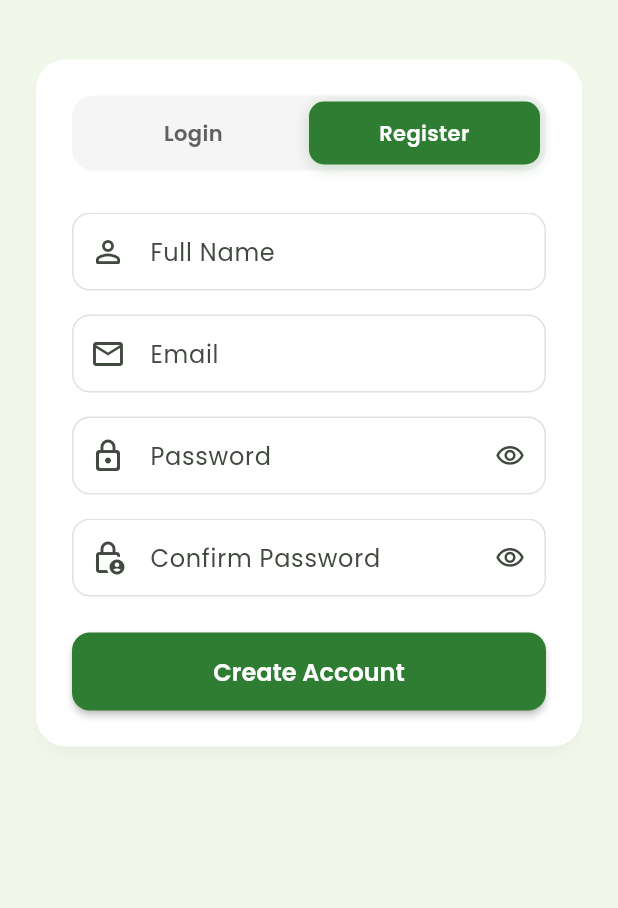
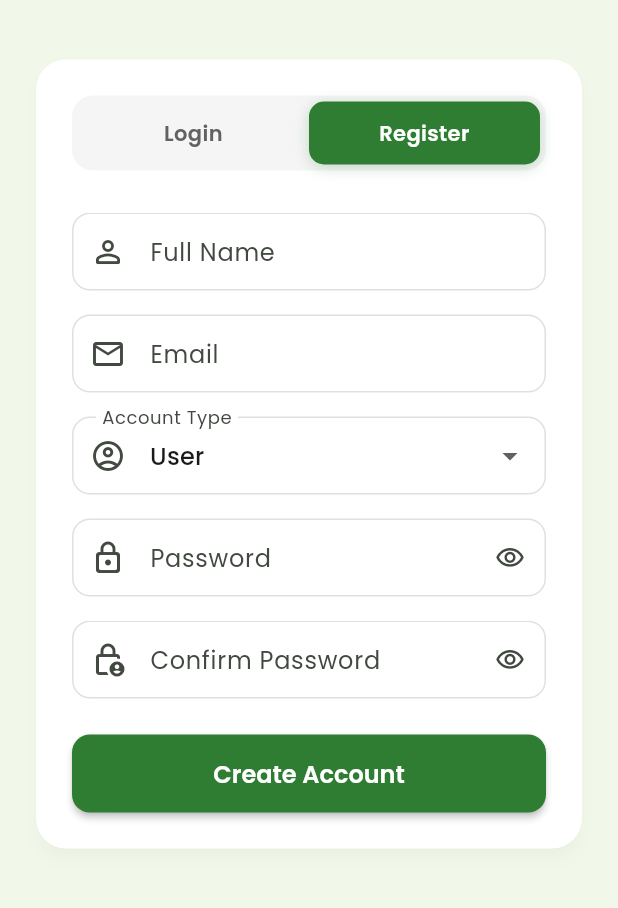
Before and after one commit to sustainictechnologies/MobileApplication, a Flutter app: the HomeScreen screen opened by its route, after a tap on the "logout" icon, after a tap on "Register", on a phone screen of 412 x 824 dp, the part 326-1234 px from its top. Run offline on Flutter 3.47's test engine with Material 3 defaults, Android fonts, the phone set to English and light mode, and no system bars; our stand-ins replace flutter_map, flutter_secure_storage, go_router, google_fonts, latlong2, local_auth; accounts and stored records are empty; network calls fail.

Commit message:
add account_type field to registration

```diff
--- a/jalad_application_1/lib/core/constants/app_constants.dart
+++ b/jalad_application_1/lib/core/constants/app_constants.dart
@@ -2,7 +2,7 @@
 /// Each developer sets their own local IP. See README for instructions.
 const String kApiBase = String.fromEnvironment(
   'API_BASE',
-  defaultValue: 'http://192.168.1.3:3000/api',
+  defaultValue: 'https://mobileapplication-y4zc.onrender.com/api',
 );
 
 class AppConstants {
--- a/jalad_application_1/lib/models/user_model.dart
+++ b/jalad_application_1/lib/models/user_model.dart
@@ -2,6 +2,7 @@ class UserModel {
   final String id;
   final String name;
   final String email;
+  final String accountType;
   final String? avatarUrl;
   final double totalLitresSaved;
   final int totalRefills;
@@ -12,6 +13,7 @@ class UserModel {
     required this.id,
     required this.name,
     required this.email,
+    this.accountType = 'user',
     this.avatarUrl,
     required this.totalLitresSaved,
     required this.totalRefills,
@@ -28,6 +30,7 @@ class UserModel {
       id: json['id'] as String,
       name: json['name'] as String,
       email: json['email'] as String,
+      accountType: (json['account_type'] as String?) ?? 'user',
       avatarUrl: json['avatar_url'] as String?,
       totalLitresSaved: (json['total_litres_saved'] as num).toDouble(),
       totalRefills: json['total_refills'] as int,
--- a/jalad_application_1/lib/screens/auth/login_screen.dart
+++ b/jalad_application_1/lib/screens/auth/login_screen.dart
@@ -18,6 +18,7 @@ class _LoginScreenState extends State<LoginScreen> {
   bool _obscurePassword = true;
   bool _obscureConfirm = true;
   String? _errorMessage;
+  String _selectedAccountType = 'user';
 
   final _formKey = GlobalKey<FormState>();
   final _nameCtrl = TextEditingController();
@@ -62,6 +63,7 @@ class _LoginScreenState extends State<LoginScreen> {
           name: _nameCtrl.text.trim(),
           email: _emailCtrl.text.trim(),
           password: _passwordCtrl.text,
+          accountType: _selectedAccountType,
         );
       }
       if (!mounted) return;
@@ -172,6 +174,7 @@ class _LoginScreenState extends State<LoginScreen> {
                   _buildNameField(),
                   _buildEmailField(),
                   const SizedBox(height: 16),
+                  _buildAccountTypeDropdown(),
                   _buildPasswordField(),
                   const SizedBox(height: 16),
                   _buildConfirmPasswordField(),
@@ -229,6 +232,26 @@ class _LoginScreenState extends State<LoginScreen> {
             return null;
           },
         ),
+      ),
+    );
+  }
+
+  Widget _buildAccountTypeDropdown() {
+    if (_isLogin) return const SizedBox.shrink();
+    return Padding(
+      padding: const EdgeInsets.only(bottom: 16),
+      child: DropdownButtonFormField<String>(
+        value: _selectedAccountType,
+        decoration: const InputDecoration(
+          labelText: 'Account Type',
+          prefixIcon: Icon(Icons.account_circle_outlined),
+        ),
+        items: const [
+          DropdownMenuItem(value: 'user',       child: Text('User')),
+          DropdownMenuItem(value: 'dealer',     child: Text('Dealer')),
+          DropdownMenuItem(value: 'shopkeeper', child: Text('Shopkeeper')),
+        ],
+        onChanged: (v) => setState(() => _selectedAccountType = v ?? 'user'),
       ),
     );
   }
--- a/jalad_application_1/lib/services/auth_service.dart
+++ b/jalad_application_1/lib/services/auth_service.dart
@@ -116,11 +116,12 @@ class AuthService extends ChangeNotifier {
     required String name,
     required String email,
     required String password,
+    String accountType = 'user',
   }) async {
     final response = await _client.post(
       Uri.parse('$kApiBase/auth/register'),
       headers: {'Content-Type': 'application/json'},
-      body: jsonEncode({'name': name, 'email': email, 'password': password}),
+      body: jsonEncode({'name': name, 'email': email, 'password': password, 'account_type': accountType}),
     );
 
     final body = jsonDecode(response.body) as Map<String, dynamic>;
```
Also changed, not shown: 3 other files.
